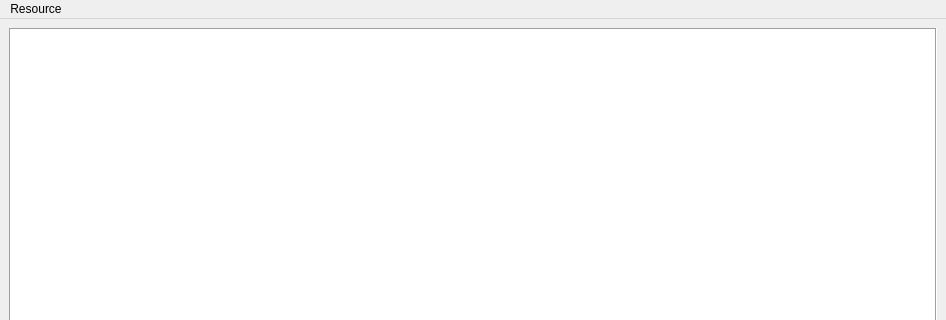
Qt form src/pydetecdiv/app/gui/ui/ImageViewer.ui (fplewniak/pyDetecDiv) before a commit; both pictures show x 0 to 946 and y 0 to 320 of the 946 by 656 pixel window.
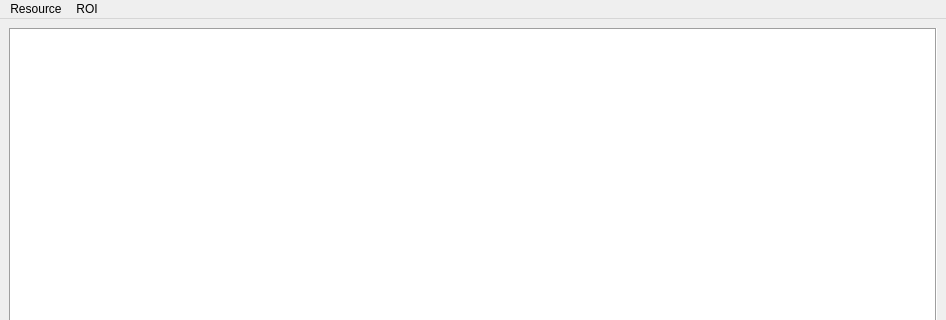
The same form after that commit. Icons and pictures are not drawn.

Commit message: Bug fix: a selected ROI would moved or change size when scrolling using the mouse wheel. Code simplification: removed start_drawing method and the need for a field containing a reference to the currently selected ROI

Patch:
```diff
--- a/src/pydetecdiv/app/gui/ui/ImageViewer.ui
+++ b/src/pydetecdiv/app/gui/ui/ImageViewer.ui
@@ -262,7 +262,16 @@
     <addaction name="separator"/>
     <addaction name="actionClose_window"/>
    </widget>
+   <widget class="QMenu" name="menuROI">
+    <property name="title">
+     <string>ROI</string>
+    </property>
+    <addaction name="actionSet_template"/>
+    <addaction name="actionLoad_template"/>
+    <addaction name="actionIdentify_ROIs"/>
+   </widget>
    <addaction name="menuResource"/>
+   <addaction name="menuROI"/>
   </widget>
   <action name="actionCompute_and_plot">
    <property name="text">
```
Left out of the diff: 75 changed lines with no effect on the pictures. The commit also changes 2 other files.
